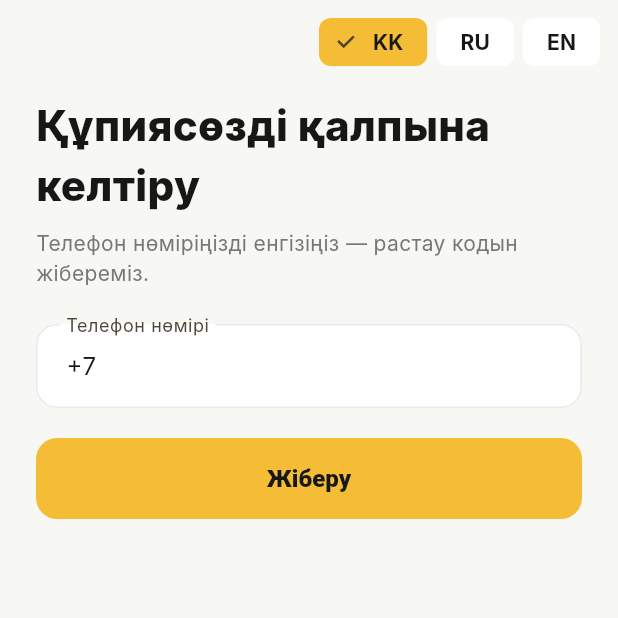
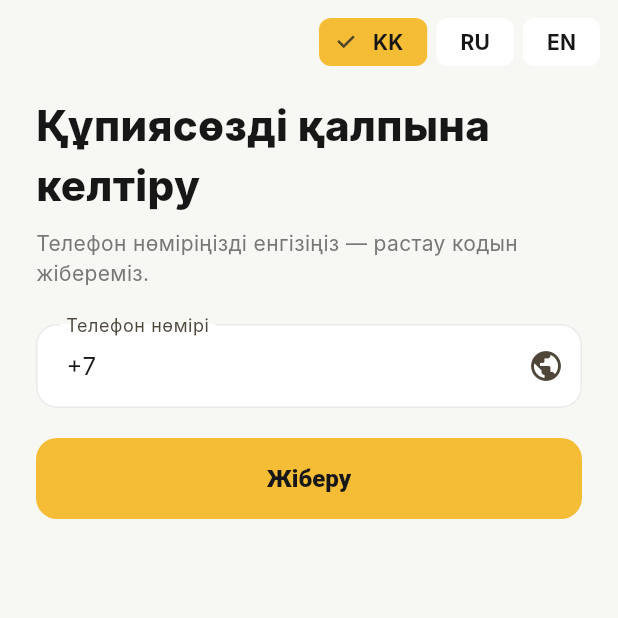
Before and after one commit to ADatkashov/jolay, a Flutter app: the ForgotScreen screen opened by its route, on a phone screen of 412 x 824 dp, the top half of it. Run offline on Flutter 3.47's test engine with Material 3 defaults, Android fonts, the phone set to English and light mode, and no system bars; our stand-ins replace dio, flutter_map, flutter_riverpod, flutter_secure_storage, geolocator, go_router and 3 more; accounts and stored records are empty; Roboto replaces fonts that are missing (Manrope).

Commit message:
Customer app: country dial-code picker on phone fields; refresh status doc
Co-Authored-By: Claude Sonnet 5.5 <noreply@anthropic.com>
Claude-Session: https://claude.ai/code/session_01Kye4p8vndCrr3mTuTY9r6Y

```diff
--- a/apps/customer-app/analysis_options.yaml
+++ b/apps/customer-app/analysis_options.yaml
@@ -14,6 +14,7 @@ analyzer:
     - build/**
     - android/**
     - ios/**
+    - web/**
 
 linter:
   # The lint rules applied to this project can be customized in the
--- a/apps/customer-app/lib/src/screens/auth_screens.dart
+++ b/apps/customer-app/lib/src/screens/auth_screens.dart
@@ -57,7 +57,7 @@ class _SignUpState extends ConsumerState<SignUpScreen> {
         Form(key: _form, child: Column(children: [
           TextFormField(key: const Key('signup-name'), controller: _name, textCapitalization: TextCapitalization.words, decoration: InputDecoration(labelText: ref.t('auth.fullName')), validator: v(ref, Validators.name)),
           const SizedBox(height: 14),
-          TextFormField(key: const Key('signup-phone'), controller: _phone, keyboardType: TextInputType.phone, decoration: InputDecoration(labelText: ref.t('auth.phone')), validator: v(ref, Validators.phone)),
+          PhoneField(fieldKey: const Key('signup-phone'), controller: _phone),
           const SizedBox(height: 14),
           TextFormField(key: const Key('signup-email'), controller: _email, keyboardType: TextInputType.emailAddress, decoration: InputDecoration(labelText: ref.t('auth.email')), validator: v(ref, Validators.email)),
           const SizedBox(height: 14),
@@ -195,7 +195,7 @@ class _ForgotState extends ConsumerState<ForgotScreen> {
   @override
   Widget build(BuildContext context) => _AuthScaffold(title: ref.t('auth.forgotTitle'), subtitle: ref.t('auth.forgotBody'), children: [
         Form(key: _form, child: Column(children: [
-          TextFormField(controller: _phone, keyboardType: TextInputType.phone, decoration: InputDecoration(labelText: ref.t('auth.phone')), validator: v(ref, Validators.phone)),
+          PhoneField(controller: _phone),
           const SizedBox(height: 20),
           JolayButton(label: ref.t('btn.send'), busy: _busy, onPressed: _submit),
         ])),
--- a/apps/customer-app/lib/src/screens/common.dart
+++ b/apps/customer-app/lib/src/screens/common.dart
@@ -41,3 +41,62 @@ class LanguageSwitcher extends ConsumerWidget {
     ]);
   }
 }
+
+/// Countries offered in the phone-prefix picker: dial code and names (kk, ru, en).
+const _countries = <(String, String, String, String)>[
+  ('+7', 'Қазақстан', 'Казахстан', 'Kazakhstan'),
+  ('+7', 'Ресей', 'Россия', 'Russia'),
+  ('+996', 'Қырғызстан', 'Кыргызстан', 'Kyrgyzstan'),
+  ('+998', 'Өзбекстан', 'Узбекистан', 'Uzbekistan'),
+  ('+375', 'Беларусь', 'Беларусь', 'Belarus'),
+  ('+992', 'Тәжікстан', 'Таджикистан', 'Tajikistan'),
+  ('+994', 'Әзірбайжан', 'Азербайджан', 'Azerbaijan'),
+  ('+374', 'Армения', 'Армения', 'Armenia'),
+];
+
+/// Replaces the leading dial code of [text] (e.g. "+7 701 …") with [code], keeping the rest.
+String withDialCode(String text, String code) {
+  final rest = text.trim().replaceFirst(RegExp(r'^\+?\d{1,3}'), '').trim();
+  return '$code ${rest.startsWith('-') ? rest.substring(1) : rest}'.trimRight() + (rest.isEmpty ? ' ' : '');
+}
+
+/// Phone field with a country picker (bottom sheet) that rewrites the dial-code prefix.
+class PhoneField extends ConsumerWidget {
+  final TextEditingController controller;
+  final Key? fieldKey;
+  const PhoneField({super.key, required this.controller, this.fieldKey});
+
+  @override
+  Widget build(BuildContext context, WidgetRef ref) {
+    final l = ref.watch(localeProvider).languageCode;
+    String name((String, String, String, String) c) => l == 'kk' ? c.$2 : l == 'ru' ? c.$3 : c.$4;
+    return TextFormField(
+      key: fieldKey,
+      controller: controller,
+      keyboardType: TextInputType.phone,
+      decoration: InputDecoration(
+        labelText: ref.t('auth.phone'),
+        suffixIcon: IconButton(
+          key: const Key('country-picker'),
+          icon: const Icon(Icons.public),
+          onPressed: () async {
+            final picked = await showModalBottomSheet<(String, String, String, String)>(
+              context: context,
+              builder: (_) => SafeArea(
+                child: ListView(shrinkWrap: true, children: [
+                  for (final c in _countries)
+                    ListTile(key: Key('country-${c.$4}'), title: Text(name(c)), trailing: Text(c.$1), onTap: () => Navigator.pop(context, c)),
+                ]),
+              ),
+            );
+            if (picked != null) {
+              controller.text = withDialCode(controller.text, picked.$1);
+              controller.selection = TextSelection.collapsed(offset: controller.text.length);
+            }
+          },
+        ),
+      ),
+      validator: v(ref, Validators.phone),
+    );
+  }
+}
```
Also changed, not shown: 2 other files.
